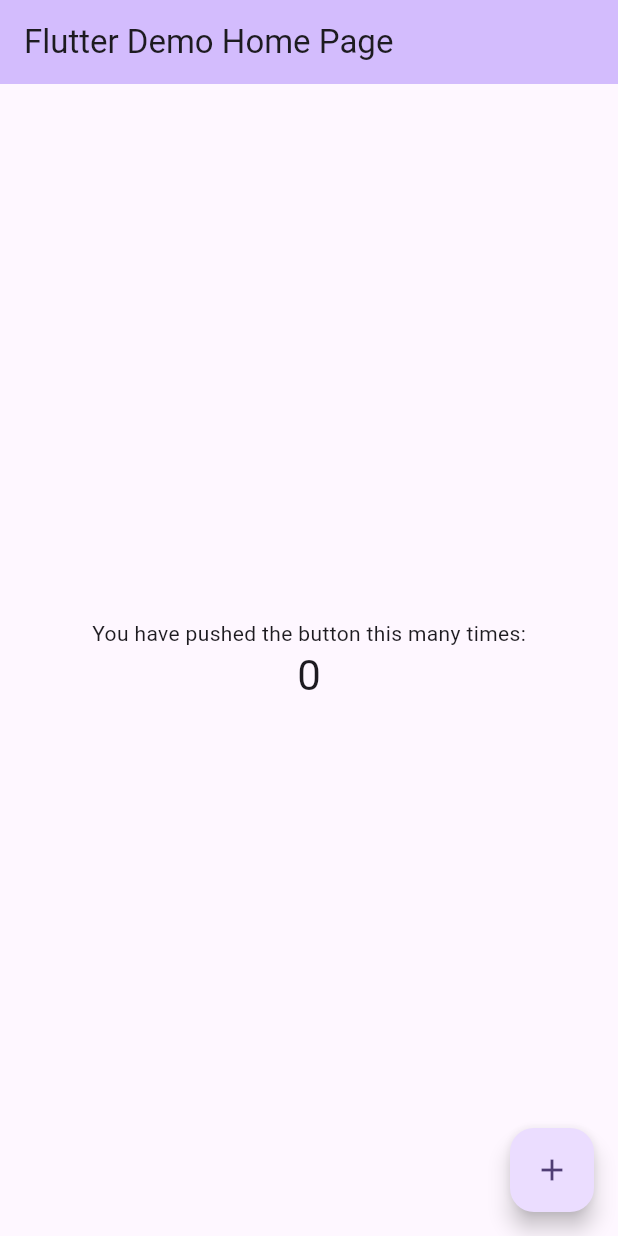
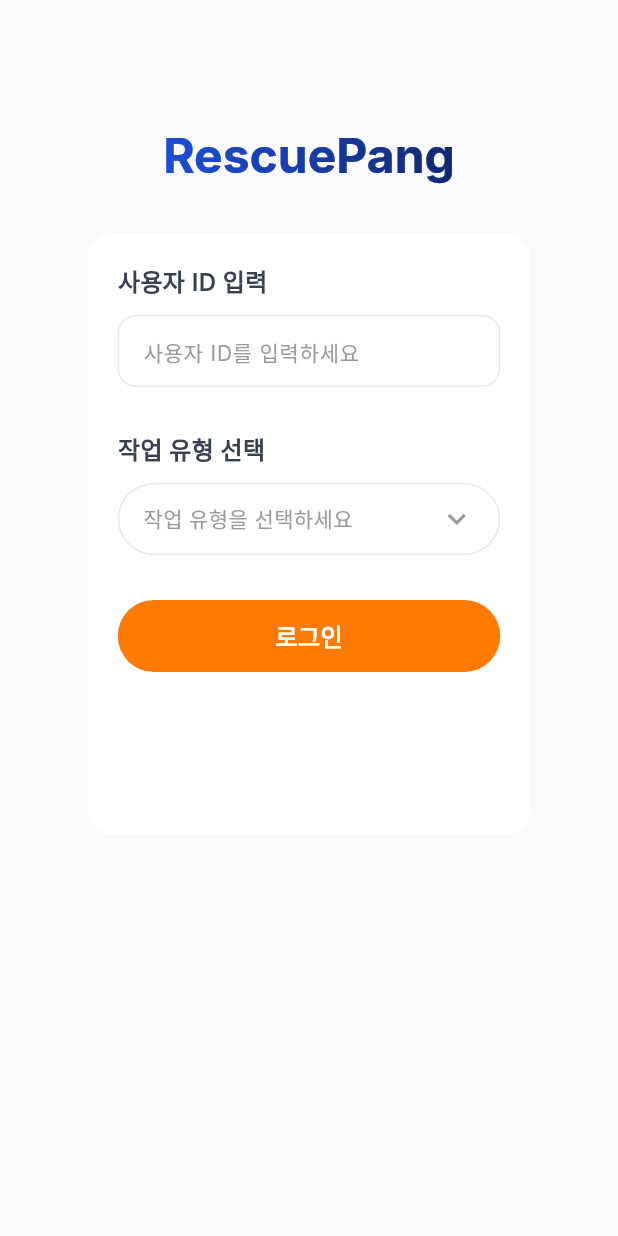
Before and after one commit to KSEB-Rescue-Pang/flutter-pda-app, a Flutter app: the screen it shows after launch, on a phone screen of 412 x 824 dp. Run offline on Flutter 3.47's test engine with Material 3 defaults, Android fonts, the phone set to English and light mode, and no system bars; Roboto replaces fonts that are missing (Inter).

Commit message:
feat: 로그인 페이지 추가

```diff
--- /dev/null
+++ b/lib/core/constants/app_colors.dart
@@ -0,0 +1,26 @@
+import 'package:flutter/material.dart';
+
+class AppColors {
+  // 배경색
+  static const Color background = Color(0xFFF9FAFB);
+
+  // 로고 그라데이션 색상
+  static const Color logoGradientStart = Color(0xFF1D4ED8);
+  static const Color logoGradientEnd = Color(0xFF0F2972);
+
+  // 텍스트 색상
+  static const Color textPrimary = Color(0xFF374151);
+  static const Color textPlaceholder = Color(0xFF999999);
+  static const Color textWhite = Color(0xFFFFFFFF);
+
+  // 입력 필드 색상
+  static const Color inputBackground = Color(0xFFFFFFFF);
+  static const Color inputBorder = Color(0xFFE5E7EB);
+
+  // 버튼 색상
+  static const Color primaryButton = Color(0xFFFF7A00);
+
+  // 작업 유형 아이콘 색상
+  static const Color inboundIcon = Color(0xFF1D4ED8);
+  static const Color outboundIcon = Color(0xFFFF7A00);
+}
--- /dev/null
+++ b/lib/core/constants/app_sizes.dart
@@ -0,0 +1,31 @@
+class AppSizes {
+  // 화면 크기
+  static const double screenWidth = 375.0;
+  static const double screenHeight = 812.0;
+
+  // 로고 크기
+  static const double logoWidth = 195.0;
+  static const double logoHeight = 39.0;
+
+  // 로그인 폼 컨테이너
+  static const double formContainerWidth = 295.0;
+  static const double formContainerHeight = 400.0;
+  static const double formContainerRadius = 16.0;
+
+  // 입력 필드
+  static const double inputFieldWidth = 255.0;
+  static const double inputFieldHeight = 48.0;
+  static const double inputFieldRadius = 12.0;
+
+  // 드롭다운
+  static const double dropdownRadius = 24.0;
+  static const double iconSize = 24.0;
+
+  // 버튼
+  static const double buttonRadius = 24.0;
+
+  // 여백
+  static const double horizontalPadding = 40.0;
+  static const double verticalSpacing = 30.0;
+  static const double smallSpacing = 10.0;
+}
--- a/lib/main.dart
+++ b/lib/main.dart
@@ -1,122 +1,25 @@
 import 'package:flutter/material.dart';
+import 'package:flutter/services.dart';
+import 'presentation/pages/login_page.dart';
 
 void main() {
-  runApp(const MyApp());
+  runApp(const RescuePangApp());
 }
 
-class MyApp extends StatelessWidget {
-  const MyApp({super.key});
+class RescuePangApp extends StatelessWidget {
+  const RescuePangApp({super.key});
 
-  // This widget is the root of your application.
   @override
   Widget build(BuildContext context) {
     return MaterialApp(
-      title: 'Flutter Demo',
+      title: 'RescuePang',
+      debugShowCheckedModeBanner: false,
       theme: ThemeData(
-        // This is the theme of your application.
-        //
-        // TRY THIS: Try running your application with "flutter run". You'll see
-        // the application has a purple toolbar. Then, without quitting the app,
-        // try changing the seedColor in the colorScheme below to Colors.green
-        // and then invoke "hot reload" (save your changes or press the "hot
-        // reload" button in a Flutter-supported IDE, or press "r" if you used
-        // the command line to start the app).
-        //
-        // Notice that the counter didn't reset back to zero; the application
-        // state is not lost during the reload. To reset the state, use hot
-        // restart instead.
-        //
-        // This works for code too, not just values: Most code changes can be
-        // tested with just a hot reload.
-        colorScheme: ColorScheme.fromSeed(seedColor: Colors.deepPurple),
+        primarySwatch: Colors.blue,
+        useMaterial3: true,
+        fontFamily: 'Inter',
       ),
-      home: const MyHomePage(title: 'Flutter Demo Home Page'),
+      home: const LoginPage(),
     );
   }
 }
-
-class MyHomePage extends StatefulWidget {
-  const MyHomePage({super.key, required this.title});
-
-  // This widget is the home page of your application. It is stateful, meaning
-  // that it has a State object (defined below) that contains fields that affect
-  // how it looks.
-
-  // This class is the configuration for the state. It holds the values (in this
-  // case the title) provided by the parent (in this case the App widget) and
-  // used by the build method of the State. Fields in a Widget subclass are
-  // always marked "final".
-
-  final String title;
-
-  @override
-  State<MyHomePage> createState() => _MyHomePageState();
-}
-
-class _MyHomePageState extends State<MyHomePage> {
-  int _counter = 0;
-
-  void _incrementCounter() {
-    setState(() {
-      // This call to setState tells the Flutter framework that something has
-      // changed in this State, which causes it to rerun the build method below
-      // so that the display can reflect the updated values. If we changed
-      // _counter without calling setState(), then the build method would not be
-      // called again, and so nothing would appear to happen.
-      _counter++;
-    });
-  }
-
-  @override
-  Widget build(BuildContext context) {
-    // This method is rerun every time setState is called, for instance as done
-    // by the _incrementCounter method above.
-    //
-    // The Flutter framework has been optimized to make rerunning build methods
-    // fast, so that you can just rebuild anything that needs updating rather
-    // than having to individually change instances of widgets.
-    return Scaffold(
-      appBar: AppBar(
-        // TRY THIS: Try changing the color here to a specific color (to
-        // Colors.amber, perhaps?) and trigger a hot reload to see the AppBar
-        // change color while the other colors stay the same.
-        backgroundColor: Theme.of(context).colorScheme.inversePrimary,
-        // Here we take the value from the MyHomePage object that was created by
-        // the App.build method, and use it to set our appbar title.
-        title: Text(widget.title),
-      ),
-      body: Center(
-        // Center is a layout widget. It takes a single child and positions it
-        // in the middle of the parent.
-        child: Column(
-          // Column is also a layout widget. It takes a list of children and
-          // arranges them vertically. By default, it sizes itself to fit its
-          // children horizontally, and tries to be as tall as its parent.
-          //
-          // Column has various properties to control how it sizes itself and
-          // how it positions its children. Here we use mainAxisAlignment to
-          // center the children vertically; the main axis here is the vertical
-          // axis because Columns are vertical (the cross axis would be
-          // horizontal).
-          //
-          // TRY THIS: Invoke "debug painting" (choose the "Toggle Debug Paint"
-          // action in the IDE, or press "p" in the console), to see the
-          // wireframe for each widget.
-          mainAxisAlignment: MainAxisAlignment.center,
-          children: <Widget>[
-            const Text('You have pushed the button this many times:'),
-            Text(
-              '$_counter',
-              style: Theme.of(context).textTheme.headlineMedium,
-            ),
-          ],
-        ),
-      ),
-      floatingActionButton: FloatingActionButton(
-        onPressed: _incrementCounter,
-        tooltip: 'Increment',
-        child: const Icon(Icons.add),
-      ), // This trailing comma makes auto-formatting nicer for build methods.
-    );
-  }
-}
--- /dev/null
+++ b/lib/presentation/pages/login_page.dart
@@ -0,0 +1,144 @@
+import 'package:flutter/material.dart';
+import '../../core/constants/app_colors.dart';
+import '../../core/constants/app_sizes.dart';
+import '../widgets/rescue_pang_logo.dart';
+import '../widgets/custom_input_field.dart';
+import '../widgets/work_type_dropdown.dart';
+import '../widgets/login_button.dart';
+
+class LoginPage extends StatefulWidget {
+  const LoginPage({super.key});
+
+  @override
+  State<LoginPage> createState() => _LoginPageState();
+}
+
+class _LoginPageState extends State<LoginPage> {
+  final TextEditingController _userIdController = TextEditingController();
+  WorkType? _selectedWorkType;
+  bool _isLoading = false;
+
+  @override
+  void dispose() {
+    _userIdController.dispose();
+    super.dispose();
+  }
+
+  void _handleLogin() {
+    if (_userIdController.text.isEmpty || _selectedWorkType == null) {
+      ScaffoldMessenger.of(context).showSnackBar(
+        const SnackBar(
+          content: Text('사용자 ID와 작업 유형을 모두 입력해주세요.'),
+          backgroundColor: Colors.red,
+        ),
+      );
+      return;
+    }
+
+    setState(() {
+      _isLoading = true;
+    });
+
+    // 로그인 로직 시뮬레이션
+    Future.delayed(const Duration(seconds: 2), () {
+      setState(() {
+        _isLoading = false;
+      });
+
+      ScaffoldMessenger.of(context).showSnackBar(
+        SnackBar(
+          content: Text(
+            '${_selectedWorkType == WorkType.inbound ? 'Inbound' : 'Outbound'} 작업으로 로그인되었습니다.',
+          ),
+          backgroundColor: AppColors.primaryButton,
+        ),
+      );
+    });
+  }
+
+  @override
+  Widget build(BuildContext context) {
+    return Scaffold(
+      backgroundColor: AppColors.background,
+      body: SafeArea(
+        child: SingleChildScrollView(
+          child: ConstrainedBox(
+            constraints: BoxConstraints(
+              minHeight:
+                  MediaQuery.of(context).size.height -
+                  MediaQuery.of(context).padding.top -
+                  MediaQuery.of(context).padding.bottom,
+            ),
+            child: Padding(
+              padding: const EdgeInsets.symmetric(
+                horizontal: AppSizes.horizontalPadding,
+              ),
+              child: Column(
+                children: [
+                  const SizedBox(height: 80),
+
+                  // 로고
+                  const Center(child: RescuePangLogo()),
+
+                  const SizedBox(height: AppSizes.verticalSpacing),
+
+                  // 로그인 폼 컨테이너
+                  Container(
+                    width: AppSizes.formContainerWidth,
+                    constraints: const BoxConstraints(
+                      minHeight: AppSizes.formContainerHeight,
+                      maxHeight: 450,
+                    ),
+                    decoration: BoxDecoration(
+                      color: AppColors.inputBackground,
+                      borderRadius: BorderRadius.circular(
+                        AppSizes.formContainerRadius,
+                      ),
+                    ),
+                    child: Padding(
+                      padding: const EdgeInsets.all(20),
+                      child: Column(
+                        crossAxisAlignment: CrossAxisAlignment.start,
+                        mainAxisSize: MainAxisSize.min,
+                        children: [
+                          // 사용자 ID 입력 필드
+                          CustomInputField(
+                            label: '사용자 ID 입력',
+                            hintText: '사용자 ID를 입력하세요',
+                            controller: _userIdController,
+                          ),
+
+                          const SizedBox(height: AppSizes.verticalSpacing),
+
+                          // 작업 유형 선택
+                          WorkTypeDropdown(
+                            selectedValue: _selectedWorkType,
+                            onChanged: (WorkType? value) {
+                              setState(() {
+                                _selectedWorkType = value;
+                              });
+                            },
+                          ),
+
+                          const SizedBox(height: AppSizes.verticalSpacing),
+
+                          // 로그인 버튼
+                          LoginButton(
+                            onPressed: _handleLogin,
+                            isLoading: _isLoading,
+                          ),
+                        ],
+                      ),
+                    ),
+                  ),
+
+                  const SizedBox(height: 20),
+                ],
+              ),
+            ),
+          ),
+        ),
+      ),
+    );
+  }
+}
--- /dev/null
+++ b/lib/presentation/widgets/custom_input_field.dart
@@ -0,0 +1,72 @@
+import 'package:flutter/material.dart';
+import '../../core/constants/app_colors.dart';
+import '../../core/constants/app_sizes.dart';
+
+class CustomInputField extends StatelessWidget {
+  final String label;
+  final String? hintText;
+  final TextEditingController? controller;
+  final bool isPassword;
+  final Widget? suffix;
+
+  const CustomInputField({
+    super.key,
+    required this.label,
+    this.hintText,
+    this.controller,
+    this.isPassword = false,
+    this.suffix,
+  });
+
+  @override
+  Widget build(BuildContext context) {
+    return Column(
+      crossAxisAlignment: CrossAxisAlignment.start,
+      children: [
+        Text(
+          label,
+          style: const TextStyle(
+            color: AppColors.textPrimary,
+            fontSize: 16,
+            fontWeight: FontWeight.w600,
+            fontFamily: 'Inter',
+          ),
+        ),
+        const SizedBox(height: AppSizes.smallSpacing),
+        Container(
+          width: AppSizes.inputFieldWidth,
+          height: AppSizes.inputFieldHeight,
+          decoration: BoxDecoration(
+            color: AppColors.inputBackground,
+            borderRadius: BorderRadius.circular(AppSizes.inputFieldRadius),
+            border: Border.all(color: AppColors.inputBorder, width: 1),
+          ),
+          child: Padding(
+            padding: const EdgeInsets.symmetric(horizontal: 16),
+            child: Row(
+              children: [
+                Expanded(
+                  child: TextField(
+                    controller: controller,
+                    obscureText: isPassword,
+                    decoration: InputDecoration(
+                      hintText: hintText,
+                      hintStyle: const TextStyle(
+                        color: AppColors.textPlaceholder,
+                        fontSize: 14,
+                        fontWeight: FontWeight.w400,
+                        fontFamily: 'Inter',
+                      ),
+                      border: InputBorder.none,
+                    ),
+                  ),
+                ),
+                if (suffix != null) suffix!,
+              ],
+            ),
+          ),
+        ),
+      ],
+    );
+  }
+}
--- /dev/null
+++ b/lib/presentation/widgets/login_button.dart
@@ -0,0 +1,53 @@
+import 'package:flutter/material.dart';
+import '../../core/constants/app_colors.dart';
+import '../../core/constants/app_sizes.dart';
+
+class LoginButton extends StatelessWidget {
+  final VoidCallback onPressed;
+  final bool isLoading;
+
+  const LoginButton({
+    super.key,
+    required this.onPressed,
+    this.isLoading = false,
+  });
+
+  @override
+  Widget build(BuildContext context) {
+    return Container(
+      width: AppSizes.inputFieldWidth,
+      height: AppSizes.inputFieldHeight,
+      decoration: BoxDecoration(
+        color: AppColors.primaryButton,
+        borderRadius: BorderRadius.circular(AppSizes.buttonRadius),
+      ),
+      child: Material(
+        color: Colors.transparent,
+        child: InkWell(
+          borderRadius: BorderRadius.circular(AppSizes.buttonRadius),
+          onTap: isLoading ? null : onPressed,
+          child: Center(
+            child: isLoading
+                ? const SizedBox(
+                    width: 20,
+                    height: 20,
+                    child: CircularProgressIndicator(
+                      color: AppColors.textWhite,
+                      strokeWidth: 2,
+                    ),
+                  )
+                : const Text(
+                    '로그인',
+                    style: TextStyle(
+                      color: AppColors.textWhite,
+                      fontSize: 16,
+                      fontWeight: FontWeight.w600,
+                      fontFamily: 'Inter',
+                    ),
+                  ),
+          ),
+        ),
+      ),
+    );
+  }
+}
--- /dev/null
+++ b/lib/presentation/widgets/rescue_pang_logo.dart
@@ -0,0 +1,28 @@
+import 'package:flutter/material.dart';
+import '../../core/constants/app_colors.dart';
+import '../../core/constants/app_sizes.dart';
+
+class RescuePangLogo extends StatelessWidget {
+  const RescuePangLogo({super.key});
+
+  @override
+  Widget build(BuildContext context) {
+    return ShaderMask(
+      shaderCallback: (bounds) => const LinearGradient(
+        colors: [AppColors.logoGradientStart, AppColors.logoGradientEnd],
+        begin: Alignment.centerLeft,
+        end: Alignment.centerRight,
+      ).createShader(bounds),
+      child: const Text(
+        'RescuePang',
+        style: TextStyle(
+          color: AppColors.textWhite,
+          fontSize: 32,
+          fontWeight: FontWeight.w700,
+          fontFamily: 'Inter',
+          letterSpacing: 0,
+        ),
+      ),
+    );
+  }
+}
--- /dev/null
+++ b/lib/presentation/widgets/work_type_dropdown.dart
@@ -0,0 +1,180 @@
+import 'package:flutter/material.dart';
+import '../../core/constants/app_colors.dart';
+import '../../core/constants/app_sizes.dart';
+
+enum WorkType { inbound, outbound }
+
+class WorkTypeDropdown extends StatefulWidget {
+  final Function(WorkType?) onChanged;
+  final WorkType? selectedValue;
+
+  const WorkTypeDropdown({
+    super.key,
+    required this.onChanged,
+    this.selectedValue,
+  });
+
+  @override
+  State<WorkTypeDropdown> createState() => _WorkTypeDropdownState();
+}
+
+class _WorkTypeDropdownState extends State<WorkTypeDropdown> {
+  WorkType? _selectedValue;
+  bool _isExpanded = false;
+
+  @override
+  void initState() {
+    super.initState();
+    _selectedValue = widget.selectedValue;
+  }
+
+  @override
+  Widget build(BuildContext context) {
+    return Column(
+      crossAxisAlignment: CrossAxisAlignment.start,
+      children: [
+        const Text(
+          '작업 유형 선택',
+          style: TextStyle(
+            color: AppColors.textPrimary,
+            fontSize: 16,
+            fontWeight: FontWeight.w600,
+            fontFamily: 'Inter',
+          ),
+        ),
+        const SizedBox(height: AppSizes.smallSpacing),
+        Container(
+          width: AppSizes.inputFieldWidth,
+          height: AppSizes.inputFieldHeight,
+          decoration: BoxDecoration(
+            color: AppColors.inputBackground,
+            borderRadius: BorderRadius.circular(AppSizes.dropdownRadius),
+            border: Border.all(color: AppColors.inputBorder, width: 1),
+          ),
+          child: Material(
+            color: Colors.transparent,
+            child: InkWell(
+              borderRadius: BorderRadius.circular(AppSizes.dropdownRadius),
+              onTap: () {
+                setState(() {
+                  _isExpanded = !_isExpanded;
+                });
+              },
+              child: Padding(
+                padding: const EdgeInsets.symmetric(horizontal: 16),
+                child: Row(
+                  children: [
+                    Expanded(
+                      child: Text(
+                        _selectedValue == null
+                            ? '작업 유형을 선택하세요'
+                            : _selectedValue == WorkType.inbound
+                            ? 'Inbound'
+                            : 'Outbound',
+                        style: TextStyle(
+                          color: _selectedValue == null
+                              ? AppColors.textPlaceholder
+                              : AppColors.textPrimary,
+                          fontSize: 14,
+                          fontWeight: FontWeight.w400,
+                          fontFamily: 'Inter',
+                        ),
+                      ),
+                    ),
+                    if (_selectedValue != null)
+                      Container(
+                        width: AppSizes.iconSize,
+                        height: AppSizes.iconSize,
+                        decoration: BoxDecoration(
+                          color: _selectedValue == WorkType.inbound
+                              ? AppColors.inboundIcon
+                              : AppColors.outboundIcon,
+                          borderRadius: BorderRadius.circular(4),
+                        ),
+                      ),
+                    const SizedBox(width: 8),
+                    Icon(
+                      _isExpanded
+                          ? Icons.keyboard_arrow_up
+                          : Icons.keyboard_arrow_down,
+                      color: AppColors.textPlaceholder,
+                    ),
+                  ],
+                ),
+              ),
+            ),
+          ),
+        ),
+        if (_isExpanded)
+          Container(
+            width: AppSizes.inputFieldWidth,
+            margin: const EdgeInsets.only(top: 4),
+            constraints: const BoxConstraints(maxHeight: 120),
+            decoration: BoxDecoration(
+              color: AppColors.inputBackground,
+              borderRadius: BorderRadius.circular(AppSizes.inputFieldRadius),
+              border: Border.all(color: AppColors.inputBorder, width: 1),
+            ),
+            child: SingleChildScrollView(
+              child: Column(
+                mainAxisSize: MainAxisSize.min,
+                children: [
+                  _buildDropdownItem(
+                    WorkType.inbound,
+                    'Inbound',
+                    AppColors.inboundIcon,
+                  ),
+                  _buildDropdownItem(
+                    WorkType.outbound,
+                    'Outbound',
+                    AppColors.outboundIcon,
+                  ),
+                ],
+              ),
+            ),
+          ),
+      ],
+    );
+  }
+
+  Widget _buildDropdownItem(WorkType type, String label, Color iconColor) {
+    return Material(
+      color: Colors.transparent,
+      child: InkWell(
+        onTap: () {
+          setState(() {
+            _selectedValue = type;
+            _isExpanded = false;
+          });
+          widget.onChanged(type);
+        },
+        child: Padding(
+          padding: const EdgeInsets.symmetric(horizontal: 16, vertical: 12),
+          child: Row(
+            children: [
+              Expanded(
+                child: Text(
+                  label,
+                  style: const TextStyle(
+                    color: AppColors.textPrimary,
+                    fontSize: 14,
+                    fontWeight: FontWeight.w400,
+                    fontFamily: 'Inter',
+                  ),
+                ),
+              ),
+              Container(
+                width: AppSizes.iconSize,
+                height: AppSizes.iconSize,
+                decoration: BoxDecoration(
+                  color: iconColor,
+                  borderRadius: BorderRadius.circular(4),
+                ),
+              ),
+            ],
+          ),
+        ),
+      ),
+    );
+  }
+}
```
